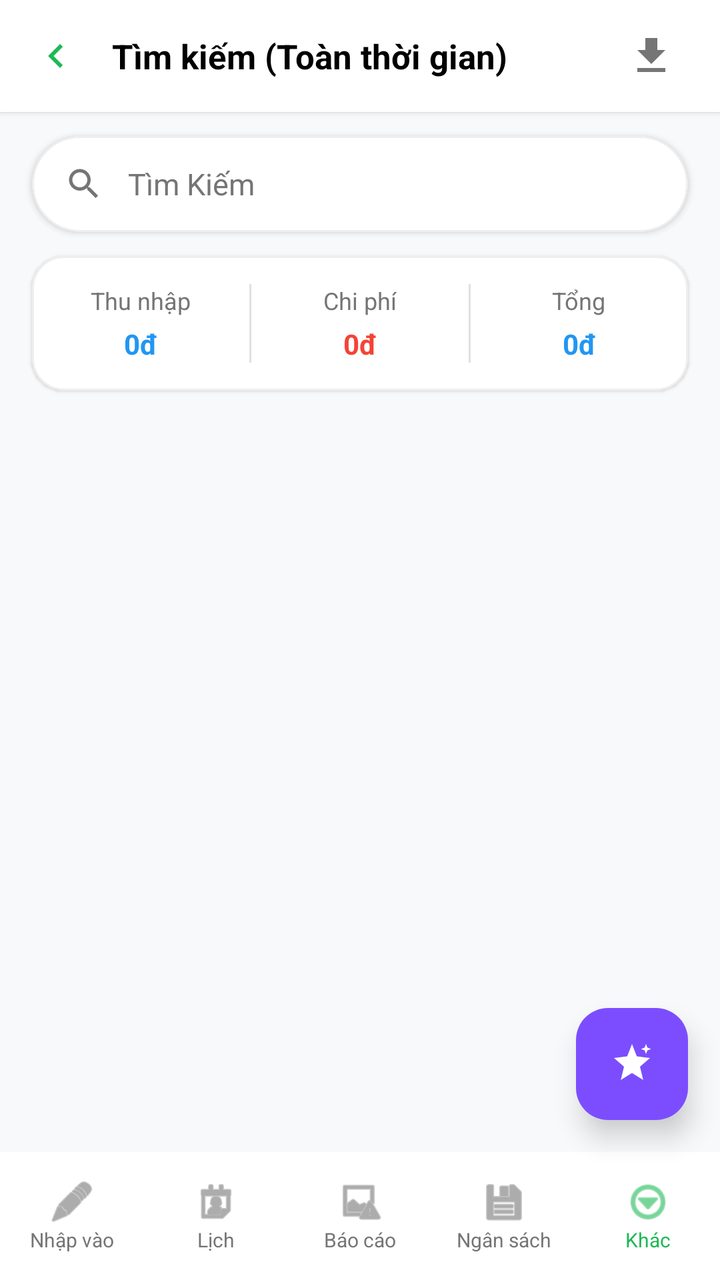
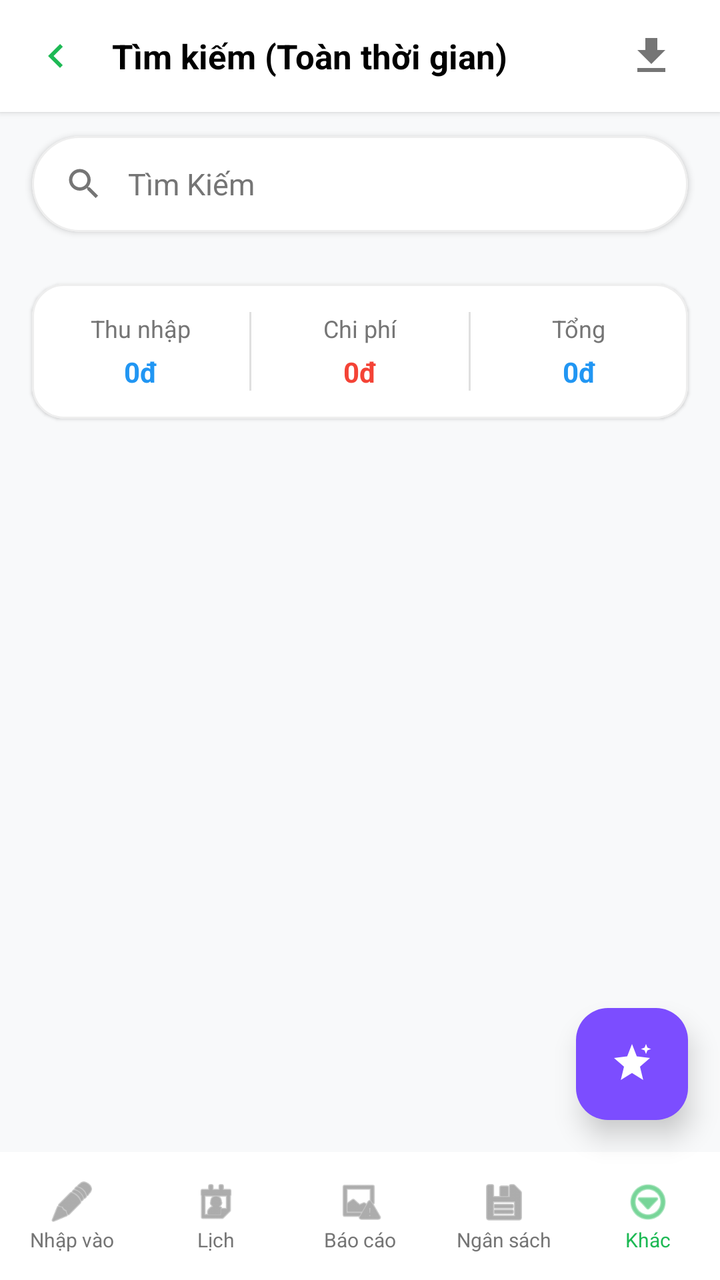

Screens rendered from an Android XML layout before and after an edit, with the pre-edit source and the edit as a unified diff.
<!-- AndroidManifest.xml: application theme Theme.So_thu_chi -->
<!-- res/layout/layout_search.xml -->
<?xml version="1.0" encoding="utf-8"?>
<androidx.constraintlayout.widget.ConstraintLayout xmlns:android="http://schemas.android.com/apk/res/android"
    xmlns:app="http://schemas.android.com/apk/res-auto"
    xmlns:tools="http://schemas.android.com/tools"
    android:layout_width="match_parent"
    android:layout_height="match_parent"
    android:background="#F8F9FA">

    
    
    
    <androidx.constraintlayout.widget.ConstraintLayout
        android:id="@+id/search_top_bar"
        android:layout_width="match_parent"
        android:layout_height="56dp"
        android:background="@color/white"
        android:elevation="2dp"
        app:layout_constraintTop_toTopOf="parent">

        
        <ImageView
            android:id="@+id/btn_search_back"
            android:layout_width="40dp"
            android:layout_height="40dp"
            android:layout_marginStart="8dp"
            android:background="?attr/selectableItemBackgroundBorderless"
            android:clickable="true"
            android:focusable="true"
            android:padding="8dp"
            android:src="@drawable/ic_chevron_left"
            app:tint="@color/primary_green"
            app:layout_constraintBottom_toBottomOf="parent"
            app:layout_constraintStart_toStartOf="parent"
            app:layout_constraintTop_toTopOf="parent" />

        
        <TextView
            android:id="@+id/tv_search_title"
            android:layout_width="0dp"
            android:layout_height="wrap_content"
            android:layout_marginStart="8dp"
            android:layout_marginEnd="8dp"
            android:ellipsize="end"
            android:maxLines="1"
            android:text="Tìm kiếm (Toàn thời gian)"
            android:textColor="@color/black"
            android:textSize="17sp"
            android:textStyle="bold"
            app:layout_constraintBottom_toBottomOf="parent"
            app:layout_constraintEnd_toStartOf="@id/btn_search_export"
            app:layout_constraintStart_toEndOf="@id/btn_search_back"
            app:layout_constraintTop_toTopOf="parent" />

        
        <ImageView
            android:id="@+id/btn_search_export"
            android:layout_width="40dp"
            android:layout_height="40dp"
            android:background="?attr/selectableItemBackgroundBorderless"
            android:clickable="true"
            android:focusable="true"
            android:padding="8dp"
            android:src="@drawable/ic_export"
            app:layout_constraintBottom_toBottomOf="parent"
            app:layout_constraintEnd_toEndOf="parent"
            app:layout_constraintHorizontal_bias="0.954"
            app:layout_constraintStart_toStartOf="@+id/btn_search_back"
            app:layout_constraintTop_toTopOf="parent"
            app:tint="@color/gray_text" />

        

    </androidx.constraintlayout.widget.ConstraintLayout>

    
    
    
    <com.google.android.material.card.MaterialCardView
        android:id="@+id/card_search_bar"
        android:layout_width="match_parent"
        android:layout_height="wrap_content"
        android:layout_marginHorizontal="16dp"
        android:layout_marginTop="12dp"
        app:cardBackgroundColor="@color/white"
        app:cardCornerRadius="28dp"
        app:cardElevation="2dp"
        app:strokeColor="#EEEEEE"
        app:strokeWidth="1dp"
        app:layout_constraintTop_toBottomOf="@id/search_top_bar">

        <LinearLayout
            android:layout_width="match_parent"
            android:layout_height="48dp"
            android:gravity="center_vertical"
            android:orientation="horizontal"
            android:paddingHorizontal="16dp">

            
            <ImageView
                android:layout_width="20dp"
                android:layout_height="20dp"
                android:src="@drawable/ic_search"
                app:tint="@color/gray_text" />

            
            <EditText
                android:id="@+id/et_search_query"
                android:layout_width="0dp"
                android:layout_height="match_parent"
                android:layout_marginHorizontal="12dp"
                android:layout_weight="1"
                android:background="@android:color/transparent"
                android:hint="Tìm Kiếm"
                android:imeOptions="actionSearch"
                android:inputType="text"
                android:maxLines="1"
                android:textColor="@color/black"
                android:textColorHint="@color/gray_text"
                android:textSize="15sp" />

            
            <ImageView
                android:id="@+id/btn_search_clear"
                android:layout_width="24dp"
                android:layout_height="24dp"
                android:background="?attr/selectableItemBackgroundBorderless"
                android:clickable="true"
                android:focusable="true"
                android:src="@drawable/ic_clear"
                android:visibility="gone"
                app:tint="@color/gray_text" />

        </LinearLayout>
    </com.google.android.material.card.MaterialCardView>

    
    
    
    <com.google.android.material.card.MaterialCardView
        android:id="@+id/card_search_summary"
        android:layout_width="match_parent"
        android:layout_height="wrap_content"
        android:layout_marginHorizontal="16dp"
        android:layout_marginTop="12dp"
        app:cardBackgroundColor="@color/white"
        app:cardCornerRadius="16dp"
        app:cardElevation="1dp"
        app:strokeColor="#EEEEEE"
        app:strokeWidth="1dp"
        app:layout_constraintTop_toBottomOf="@id/card_search_bar">

        <LinearLayout
            android:layout_width="match_parent"
            android:layout_height="wrap_content"
            android:orientation="horizontal"
            android:paddingVertical="14dp">

            
            <LinearLayout
                android:layout_width="0dp"
                android:layout_height="wrap_content"
                android:layout_weight="1"
                android:gravity="center"
                android:orientation="vertical">

                <TextView
                    android:layout_width="wrap_content"
                    android:layout_height="wrap_content"
                    android:text="Thu nhập"
                    android:textColor="@color/gray_text"
                    android:textSize="12sp" />

                <TextView
                    android:id="@+id/tv_search_income"
                    android:layout_width="wrap_content"
                    android:layout_height="wrap_content"
                    android:layout_marginTop="4dp"
                    android:text="0đ"
                    android:textColor="@color/saturday_blue"
                    android:textSize="14sp"
                    android:textStyle="bold" />
            </LinearLayout>

            
            <View
                android:layout_width="1dp"
                android:layout_height="match_parent"
                android:background="#E0E0E0" />

            
            <LinearLayout
                android:layout_width="0dp"
                android:layout_height="wrap_content"
                android:layout_weight="1"
                android:gravity="center"
                android:orientation="vertical">

                <TextView
                    android:layout_width="wrap_content"
                    android:layout_height="wrap_content"
                    android:text="Chi phí"
                    android:textColor="@color/gray_text"
                    android:textSize="12sp" />

                <TextView
                    android:id="@+id/tv_search_expense"
                    android:layout_width="wrap_content"
                    android:layout_height="wrap_content"
                    android:layout_marginTop="4dp"
                    android:text="0đ"
                    android:textColor="@color/sunday_red"
                    android:textSize="14sp"
                    android:textStyle="bold" />
            </LinearLayout>

            
            <View
                android:layout_width="1dp"
                android:layout_height="match_parent"
                android:background="#E0E0E0" />

            
            <LinearLayout
                android:layout_width="0dp"
                android:layout_height="wrap_content"
                android:layout_weight="1"
                android:gravity="center"
                android:orientation="vertical">

                <TextView
                    android:layout_width="wrap_content"
                    android:layout_height="wrap_content"
                    android:text="Tổng"
                    android:textColor="@color/gray_text"
                    android:textSize="12sp" />

                <TextView
                    android:id="@+id/tv_search_total"
                    android:layout_width="wrap_content"
                    android:layout_height="wrap_content"
                    android:layout_marginTop="4dp"
                    android:text="0đ"
                    android:textColor="@color/saturday_blue"
                    android:textSize="14sp"
                    android:textStyle="bold" />
            </LinearLayout>

        </LinearLayout>
    </com.google.android.material.card.MaterialCardView>

    
    
    
    <androidx.recyclerview.widget.RecyclerView
        android:id="@+id/rv_search_results"
        android:layout_width="match_parent"
        android:layout_height="0dp"
        android:layout_marginTop="12dp"
        android:clipToPadding="false"
        android:paddingBottom="80dp"
        app:layoutManager="androidx.recyclerview.widget.LinearLayoutManager"
        app:layout_constraintBottom_toTopOf="@id/bottom_nav"
        app:layout_constraintTop_toBottomOf="@id/card_search_summary" />

    
    <LinearLayout
        android:id="@+id/layout_search_empty"
        android:layout_width="wrap_content"
        android:layout_height="wrap_content"
        android:gravity="center"
        android:orientation="vertical"
        android:visibility="gone"
        app:layout_constraintBottom_toTopOf="@id/bottom_nav"
        app:layout_constraintEnd_toEndOf="parent"
        app:layout_constraintStart_toStartOf="parent"
        app:layout_constraintTop_toBottomOf="@id/card_search_summary">

        <ImageView
            android:layout_width="64dp"
            android:layout_height="64dp"
            android:alpha="0.4"
            android:src="@drawable/ic_search"
            app:tint="@color/gray_text" />

        <TextView
            android:id="@+id/tv_search_empty_msg"
            android:layout_width="wrap_content"
            android:layout_height="wrap_content"
            android:layout_marginTop="12dp"
            android:text="Nhập từ khóa để tìm kiếm giao dịch"
            android:textColor="@color/gray_text"
            android:textSize="14sp" />
    </LinearLayout>

    
    
    
    <com.google.android.material.floatingactionbutton.FloatingActionButton
        android:id="@+id/fab_ai"
        android:layout_width="wrap_content"
        android:layout_height="wrap_content"
        android:layout_marginEnd="16dp"
        android:layout_marginBottom="16dp"
        android:backgroundTint="#7C4DFF"
        android:contentDescription="Trợ lý AI"
        android:src="@drawable/ic_ai_sparkle"
        app:elevation="8dp"
        app:fabSize="normal"
        app:layout_constraintBottom_toTopOf="@+id/bottom_nav"
        app:layout_constraintEnd_toEndOf="parent"
        app:tint="@color/white" />

    
    
    
    <LinearLayout
        android:id="@+id/bottom_nav"
        android:layout_width="match_parent"
        android:layout_height="64dp"
        android:background="@color/white"
        android:gravity="center_vertical"
        android:orientation="horizontal"
        app:layout_constraintBottom_toBottomOf="parent">

        <LinearLayout android:id="@+id/nav_nhap_vao" style="@style/BottomNavTabStyle">
            <ImageView style="@style/BottomNavIconStyle" android:src="@android:drawable/ic_menu_edit" app:tint="@color/gray_text" />
            <TextView style="@style/BottomNavTextStyle" android:text="@string/nhap_vao" android:textColor="@color/gray_text" />
        </LinearLayout>

        <LinearLayout android:id="@+id/nav_lich" style="@style/BottomNavTabStyle">
            <ImageView style="@style/BottomNavIconStyle" android:src="@android:drawable/ic_menu_my_calendar" app:tint="@color/gray_text" />
            <TextView style="@style/BottomNavTextStyle" android:text="@string/lich" android:textColor="@color/gray_text" />
        </LinearLayout>

        <LinearLayout android:id="@+id/nav_bao_cao" style="@style/BottomNavTabStyle">
            <ImageView style="@style/BottomNavIconStyle" android:src="@android:drawable/ic_menu_report_image" app:tint="@color/gray_text" />
            <TextView style="@style/BottomNavTextStyle" android:text="@string/bao_cao" android:textColor="@color/gray_text" />
        </LinearLayout>

        <LinearLayout android:id="@+id/nav_ngan_sach" style="@style/BottomNavTabStyle">
            <ImageView style="@style/BottomNavIconStyle" android:src="@android:drawable/ic_menu_save" app:tint="@color/gray_text" />
            <TextView style="@style/BottomNavTextStyle" android:text="@string/ngan_sach" android:textColor="@color/gray_text" />
        </LinearLayout>

        <LinearLayout android:id="@+id/nav_khac" style="@style/BottomNavTabStyle">
            <ImageView style="@style/BottomNavIconStyle" android:src="@android:drawable/ic_menu_more" app:tint="@color/primary_green" />
            <TextView style="@style/BottomNavTextStyle" android:text="@string/khac" android:textColor="@color/primary_green" />
        </LinearLayout>

    </LinearLayout>

</androidx.constraintlayout.widget.ConstraintLayout>
<!-- resources referenced by this layout -->
<resources>
  <color name="black">#FF000000</color>
  <color name="gray_text">#757575</color>
  <color name="primary_green">#1DB954</color>
  <color name="saturday_blue">#2196F3</color>
  <color name="sunday_red">#F44336</color>
  <color name="white">#FFFFFFFF</color>
  <!-- drawable ic_ai_sparkle (drawable) -->
  <?xml version="1.0" encoding="utf-8"?>
  <vector xmlns:android="http://schemas.android.com/apk/res/android"
      android:width="24dp"
      android:height="24dp"
      android:viewportWidth="24"
      android:viewportHeight="24">
      
      <path
          android:fillColor="#FFFFFF"
          android:pathData="M12,2L14.4,8.2L21,9L16,13.3L17.6,20L12,16.5L6.4,20L8,13.3L3,9L9.6,8.2Z" />
      
      <path
          android:fillColor="#FFFFFF"
          android:pathData="M19,2L19.7,3.8L21.5,4.5L19.7,5.2L19,7L18.3,5.2L16.5,4.5L18.3,3.8Z" />
  </vector>
  <!-- drawable ic_chevron_left (drawable) -->
  <vector xmlns:android="http://schemas.android.com/apk/res/android"
      android:width="24dp"
      android:height="24dp"
      android:viewportWidth="24"
      android:viewportHeight="24">
      <path
          android:fillColor="@android:color/white"
          android:pathData="M15.41,7.41L14,6L8,12L14,18L15.41,16.59L10.83,12L15.41,7.41Z" />
  </vector>
  <!-- drawable ic_clear (drawable) -->
  <vector xmlns:android="http://schemas.android.com/apk/res/android"
      android:width="24dp"
      android:height="24dp"
      android:viewportWidth="24"
      android:viewportHeight="24">
      <path
          android:fillColor="#000000"
          android:pathData="M19,6.41L17.59,5 12,10.59 6.41,5 5,6.41 10.59,12 5,17.59 6.41,19 12,13.41 17.59,19 19,17.59 13.41,12z"/>
  </vector>
  <!-- drawable ic_export (drawable) -->
  <vector xmlns:android="http://schemas.android.com/apk/res/android"
      android:width="24dp"
      android:height="24dp"
      android:viewportWidth="24"
      android:viewportHeight="24">
      <path
          android:fillColor="#000000"
          android:pathData="M19,9h-4V3H9v6H5l7,7 7,-7zM5,18v2h14v-2H5z"/>
  </vector>
  <!-- drawable ic_search (drawable) -->
  <vector xmlns:android="http://schemas.android.com/apk/res/android"
      android:width="24dp"
      android:height="24dp"
      android:viewportWidth="24"
      android:viewportHeight="24">
      <path
          android:fillColor="#000000"
          android:pathData="M15.5,14h-0.79l-0.28,-0.27C15.41,12.59 16,11.11 16,9.5 16,5.91 13.09,3 9.5,3S3,5.91 3,9.5 5.91,16 9.5,16c1.61,0 3.09,-0.59 4.23,-1.57l0.27,0.28v0.79l5,4.99L20.49,19l-4.99,-5zM9.5,14C7.01,14 5,11.99 5,9.5S7.01,5 9.5,5 14,7.01 14,9.5 11.99,14 9.5,14z"/>
  </vector>
  <string name="bao_cao">Báo cáo</string>
  <string name="khac">Khác</string>
  <string name="lich">Lịch</string>
  <string name="ngan_sach">Ngân sách</string>
  <string name="nhap_vao">Nhập vào</string>
  <style name="BottomNavIconStyle">
          <item name="android:layout_width">24dp</item>
          <item name="android:layout_height">24dp</item>
      </style>
  <style name="BottomNavTabStyle">
          <item name="android:layout_width">0dp</item>
          <item name="android:layout_height">wrap_content</item>
          <item name="android:layout_weight">1</item>
          <item name="android:gravity">center</item>
          <item name="android:orientation">vertical</item>
      </style>
  <style name="BottomNavTextStyle">
          <item name="android:layout_width">wrap_content</item>
          <item name="android:layout_height">wrap_content</item>
          <item name="android:textSize">10sp</item>
      </style>
  <style name="Theme.So_thu_chi" parent="Base.Theme.So_thu_chi" />
  <style name="Base.Theme.So_thu_chi" parent="Theme.Material3.DayNight.NoActionBar">
          
      </style>
</resources>

<!-- the commit's change to res/layout/layout_search.xml (unified diff, before → after) -->
@@ -133,6 +133,26 @@
         </LinearLayout>
     </com.google.android.material.card.MaterialCardView>
 
+    <HorizontalScrollView
+        android:id="@+id/scroll_user_filter"
+        android:layout_width="match_parent"
+        android:layout_height="wrap_content"
+        android:layout_marginTop="10dp"
+        android:fillViewport="true"
+        android:paddingHorizontal="16dp"
+        android:scrollbars="none"
+        app:layout_constraintTop_toBottomOf="@id/card_search_bar">
+
+        <com.google.android.material.chip.ChipGroup
+            android:id="@+id/chip_user_filter_group"
+            android:layout_width="wrap_content"
+            android:layout_height="wrap_content"
+            android:paddingVertical="2dp"
+            app:chipSpacingHorizontal="8dp"
+            app:chipSpacingVertical="8dp"
+            app:singleSelection="true" />
+    </HorizontalScrollView>
+
     
     
     
@@ -147,7 +167,7 @@
         app:cardElevation="1dp"
         app:strokeColor="#EEEEEE"
         app:strokeWidth="1dp"
-        app:layout_constraintTop_toBottomOf="@id/card_search_bar">
+        app:layout_constraintTop_toBottomOf="@id/scroll_user_filter">
 
         <LinearLayout
             android:layout_width="match_parent"
